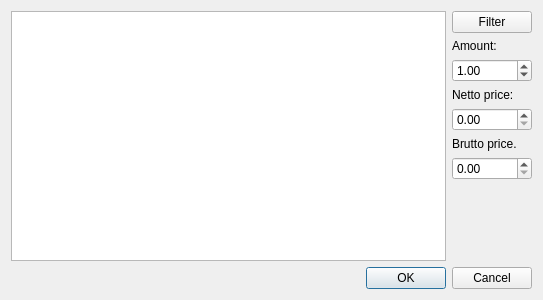
Before: the Qt Designer form dialogaddndnproducts.ui in martonmiklos/ndn_tester, drawn with Qt 5.
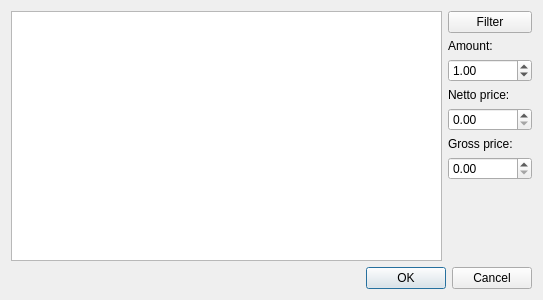
After: the same form once the commit is applied.

Commit message: - Working on sales document upload - Movement tester add product dialog fills the latest price

What changed in the file:
```diff
--- a/dialogaddndnproducts.ui
+++ b/dialogaddndnproducts.ui
@@ -22,7 +22,11 @@
     </widget>
    </item>
    <item row="4" column="1">
-    <widget class="QDoubleSpinBox" name="doubleSpinBoxNetPrice"/>
+    <widget class="QDoubleSpinBox" name="doubleSpinBoxNetPrice">
+     <property name="maximum">
+      <double>99990000.000000000000000</double>
+     </property>
+    </widget>
    </item>
    <item row="0" column="1">
     <widget class="QPushButton" name="pushButtonFilter">
@@ -83,7 +87,7 @@
    <item row="5" column="1">
     <widget class="QLabel" name="label_3">
      <property name="text">
-      <string>Brutto price.</string>
+      <string>Gross price:</string>
      </property>
     </widget>
    </item>
@@ -95,7 +99,11 @@
     </widget>
    </item>
    <item row="6" column="1">
-    <widget class="QDoubleSpinBox" name="doubleSpinBoxBruttoPrice"/>
+    <widget class="QDoubleSpinBox" name="doubleSpinBoxGrossPrice">
+     <property name="maximum">
+      <double>99990000.000000000000000</double>
+     </property>
+    </widget>
    </item>
   </layout>
  </widget>
```
The commit also changes 16 other files.
